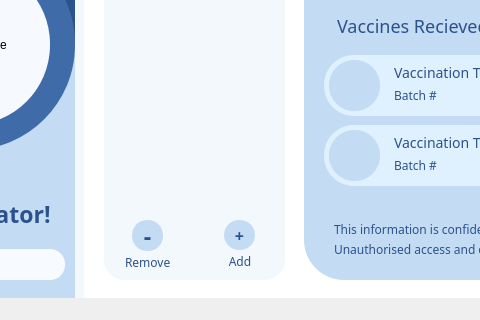
Qt form MCR_UI/mainwindow.ui (raghiiboiibaxtor/MCR_FINAL) before a commit; both pictures show x 136 to 616 and y 490 to 810 of the 1102 by 810 pixel window.
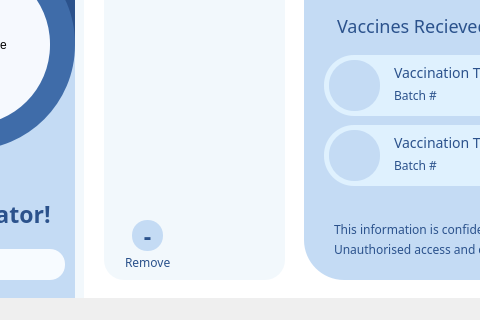
The same form after that commit. Icons and pictures are not drawn.

```diff
--- a/MCR_UI/mainwindow.ui
+++ b/MCR_UI/mainwindow.ui
@@ -2198,42 +2198,6 @@
         <string>-</string>
        </property>
       </widget>
-      <widget class="QPushButton" name="pbQuickAddAUP">
-       <property name="geometry">
-        <rect>
-         <x>140</x>
-         <y>711</y>
-         <width>31</width>
-         <height>30</height>
-        </rect>
-       </property>
-       <property name="font">
-        <font>
-         <family>Arial Rounded MT Bold</family>
-         <pointsize>-1</pointsize>
-         <weight>62</weight>
-         <bold>true</bold>
-        </font>
-       </property>
-       <property name="styleSheet">
-        <string notr="true">QPushButton{
-color:#2B528C;
-background: #2B528C;
-font-weight: 500;
-border-radius: 15px;
-background: #C4DBF4;
-border-color: rgba(104, 160, 229, 0.00);
-font-size: 16px; 
-}
-QPushButton:hover
-{
-background: rgba(196, 219, 244, 0.77);
-}</string>
-       </property>
-       <property name="text">
-        <string>+</string>
-       </property>
-      </widget>
       <widget class="QLabel" name="showUserNameAUP_2">
        <property name="geometry">
         <rect>
@@ -2322,38 +2286,6 @@
         <string>Remove</string>
        </property>
       </widget>
-      <widget class="QLabel" name="labelConfidentialAUP_4">
-       <property name="geometry">
-        <rect>
-         <x>136</x>
-         <y>742</y>
-         <width>40</width>
-         <height>20</height>
-        </rect>
-       </property>
-       <property name="font">
-        <font>
-         <family>Avenir Next</family>
-         <pointsize>-1</pointsize>
-         <weight>25</weight>
-         <bold>false</bold>
-        </font>
-       </property>
-       <property name="styleSheet">
-        <string notr="true">font-weight: 200;
-font-size: 12px;
-color:#2B528C;
-background: #F2F8FC;
-
-</string>
-       </property>
-       <property name="text">
-        <string>Add</string>
-       </property>
-       <property name="alignment">
-        <set>Qt::AlignCenter</set>
-       </property>
-      </widget>
       <zorder>labelConfidentialAUP_2</zorder>
       <zorder>showUserNameAUP_2</zorder>
       <zorder>listAllUsersAUP</zorder>
```
Left out of the diff: 2 changed lines with no effect on the pictures.
